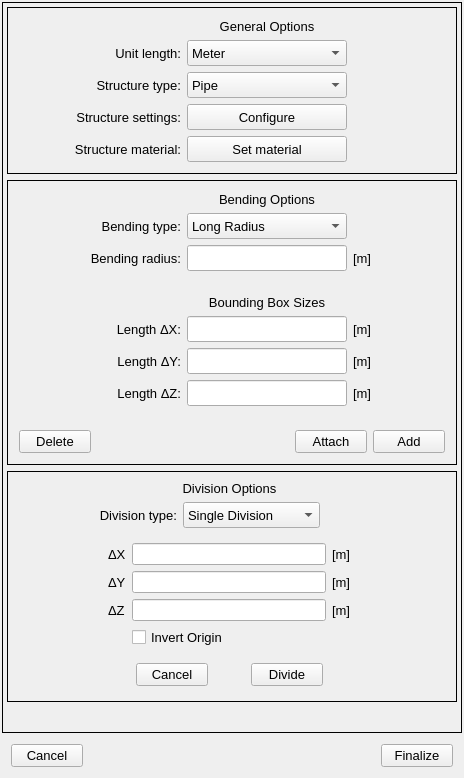
This is pulse/interface/data/ui_files/model/geometry/geometry_designer_widget.ui in open-pulse/OpenPulse as Qt 5 draws it before an edit. The edited form follows.
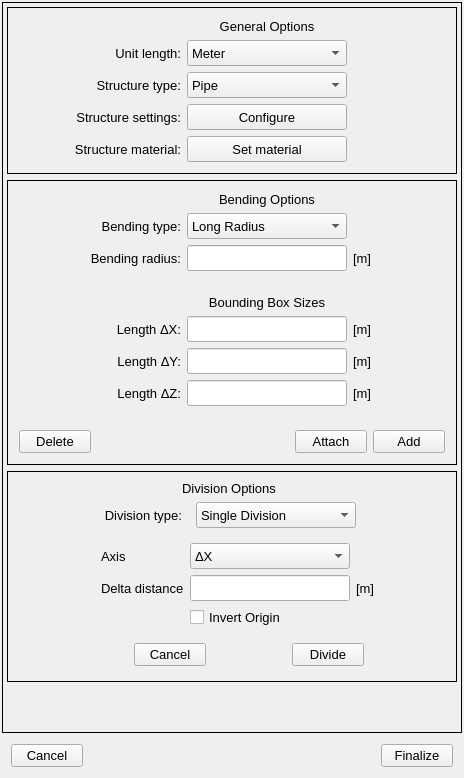
This is the edited form.

Commit message: Minor adjustments in geometry_designer_widget ui file

```diff
--- a/pulse/interface/data/ui_files/model/geometry/geometry_designer_widget.ui
+++ b/pulse/interface/data/ui_files/model/geometry/geometry_designer_widget.ui
@@ -57,8 +57,8 @@
        <rect>
         <x>0</x>
         <y>0</y>
-        <width>441</width>
-        <height>770</height>
+        <width>458</width>
+        <height>728</height>
        </rect>
       </property>
       <layout class="QGridLayout" name="gridLayout_4">
@@ -1114,6 +1114,100 @@
           <enum>QFrame::Plain</enum>
          </property>
          <layout class="QGridLayout" name="gridLayout_7">
+          <item row="4" column="2">
+           <layout class="QHBoxLayout" name="horizontalLayout_11">
+            <item>
+             <spacer name="horizontalSpacer_13">
+              <property name="orientation">
+               <enum>Qt::Horizontal</enum>
+              </property>
+              <property name="sizeHint" stdset="0">
+               <size>
+                <width>40</width>
+                <height>20</height>
+               </size>
+              </property>
+             </spacer>
+            </item>
+            <item>
+             <widget class="QPushButton" name="cancel_division_button">
+              <property name="minimumSize">
+               <size>
+                <width>72</width>
+                <height>0</height>
+               </size>
+              </property>
+              <property name="maximumSize">
+               <size>
+                <width>72</width>
+                <height>16777215</height>
+               </size>
+              </property>
+              <property name="font">
+               <font>
+                <pointsize>10</pointsize>
+               </font>
+              </property>
+              <property name="text">
+               <string>Cancel</string>
+              </property>
+             </widget>
+            </item>
+            <item>
+             <spacer name="horizontalSpacer_17">
+              <property name="orientation">
+               <enum>Qt::Horizontal</enum>
+              </property>
+              <property name="sizeHint" stdset="0">
+               <size>
+                <width>40</width>
+                <height>20</height>
+               </size>
+              </property>
+             </spacer>
+            </item>
+            <item>
+             <widget class="QPushButton" name="apply_division_button">
+              <property name="minimumSize">
+               <size>
+                <width>72</width>
+                <height>0</height>
+               </size>
+              </property>
+              <property name="maximumSize">
+               <size>
+                <width>72</width>
+                <height>16777215</height>
+               </size>
+              </property>
+              <property name="font">
+               <font>
+                <pointsize>10</pointsize>
+               </font>
+              </property>
+              <property name="text">
+               <string>Divide</string>
+              </property>
+             </widget>
+            </item>
+            <item>
+             <spacer name="horizontalSpacer_16">
+              <property name="orientation">
+               <enum>Qt::Horizontal</enum>
+              </property>
+              <property name="sizeType">
+               <enum>QSizePolicy::Fixed</enum>
+              </property>
+              <property name="sizeHint" stdset="0">
+               <size>
+                <width>40</width>
+                <height>20</height>
+               </size>
+              </property>
+             </spacer>
+            </item>
+           </layout>
+          </item>
           <item row="9" column="3">
            <widget class="QFrame" name="frame_5">
             <property name="frameShape">
@@ -1138,137 +1232,18 @@
             </layout>
            </widget>
           </item>
-          <item row="4" column="2">
-           <layout class="QHBoxLayout" name="horizontalLayout_11">
-            <item>
-             <widget class="QPushButton" name="cancel_division_button">
-              <property name="minimumSize">
-               <size>
-                <width>72</width>
-                <height>0</height>
-               </size>
-              </property>
-              <property name="maximumSize">
-               <size>
-                <width>72</width>
-                <height>16777215</height>
-               </size>
-              </property>
-              <property name="font">
-               <font>
-                <pointsize>10</pointsize>
-               </font>
-              </property>
-              <property name="text">
-               <string>Cancel</string>
-              </property>
-             </widget>
-            </item>
-            <item>
-             <widget class="QPushButton" name="apply_division_button">
-              <property name="minimumSize">
-               <size>
-                <width>72</width>
-                <height>0</height>
-               </size>
-              </property>
-              <property name="maximumSize">
-               <size>
-                <width>72</width>
-                <height>16777215</height>
-               </size>
-              </property>
-              <property name="font">
-               <font>
-                <pointsize>10</pointsize>
-               </font>
-              </property>
-              <property name="text">
-               <string>Divide</string>
-              </property>
-             </widget>
-            </item>
-           </layout>
-          </item>
-          <item row="1" column="2">
-           <layout class="QHBoxLayout" name="horizontalLayout_13">
-            <item>
-             <widget class="QLabel" name="label_4">
-              <property name="minimumSize">
-               <size>
-                <width>0</width>
-                <height>26</height>
-               </size>
-              </property>
-              <property name="maximumSize">
-               <size>
-                <width>120</width>
-                <height>26</height>
-               </size>
-              </property>
-              <property name="font">
-               <font>
-                <pointsize>10</pointsize>
-               </font>
-              </property>
-              <property name="text">
-               <string>Division type:</string>
-              </property>
-              <property name="alignment">
-               <set>Qt::AlignRight|Qt::AlignTrailing|Qt::AlignVCenter</set>
-              </property>
-             </widget>
-            </item>
-            <item>
-             <widget class="QComboBox" name="division_combobox">
-              <property name="minimumSize">
-               <size>
-                <width>0</width>
-                <height>26</height>
-               </size>
-              </property>
-              <property name="maximumSize">
-               <size>
-                <width>180</width>
-                <height>26</height>
-               </size>
-              </property>
-              <property name="font">
-               <font>
-                <pointsize>10</pointsize>
-               </font>
-              </property>
-              <item>
-               <property name="text">
-                <string>Single Division</string>
-               </property>
-              </item>
-              <item>
-               <property name="text">
-                <string>Multiple Division</string>
-               </property>
-              </item>
-              <item>
-               <property name="text">
-                <string>Projection Division</string>
-               </property>
-              </item>
-             </widget>
-            </item>
-            <item>
-             <spacer name="horizontalSpacer_11">
-              <property name="orientation">
-               <enum>Qt::Horizontal</enum>
-              </property>
-              <property name="sizeHint" stdset="0">
-               <size>
-                <width>40</width>
-                <height>20</height>
-               </size>
-              </property>
-             </spacer>
-            </item>
-           </layout>
+          <item row="1" column="4">
+           <spacer name="horizontalSpacer_10">
+            <property name="orientation">
+             <enum>Qt::Horizontal</enum>
+            </property>
+            <property name="sizeHint" stdset="0">
+             <size>
+              <width>40</width>
+              <height>20</height>
+             </size>
+            </property>
+           </spacer>
           </item>
           <item row="1" column="0">
            <spacer name="horizontalSpacer_9">
@@ -1300,18 +1275,94 @@
             </property>
            </widget>
           </item>
-          <item row="1" column="4">
-           <spacer name="horizontalSpacer_10">
-            <property name="orientation">
-             <enum>Qt::Horizontal</enum>
-            </property>
-            <property name="sizeHint" stdset="0">
-             <size>
-              <width>40</width>
-              <height>20</height>
-             </size>
-            </property>
-           </spacer>
+          <item row="1" column="2">
+           <layout class="QHBoxLayout" name="horizontalLayout_13">
+            <item>
+             <widget class="QLabel" name="label_4">
+              <property name="minimumSize">
+               <size>
+                <width>0</width>
+                <height>26</height>
+               </size>
+              </property>
+              <property name="maximumSize">
+               <size>
+                <width>120</width>
+                <height>26</height>
+               </size>
+              </property>
+              <property name="font">
+               <font>
+                <pointsize>10</pointsize>
+               </font>
+              </property>
+              <property name="text">
+               <string>Division type:</string>
+              </property>
+              <property name="alignment">
+               <set>Qt::AlignRight|Qt::AlignTrailing|Qt::AlignVCenter</set>
+              </property>
+             </widget>
+            </item>
+            <item>
+             <widget class="QComboBox" name="division_combobox">
+              <property name="sizePolicy">
+               <sizepolicy hsizetype="Fixed" vsizetype="Fixed">
+                <horstretch>0</horstretch>
+                <verstretch>0</verstretch>
+               </sizepolicy>
+              </property>
+              <property name="minimumSize">
+               <size>
+                <width>160</width>
+                <height>26</height>
+               </size>
+              </property>
+              <property name="maximumSize">
+               <size>
+                <width>160</width>
+                <height>26</height>
+               </size>
+              </property>
+              <property name="font">
+               <font>
+                <pointsize>10</pointsize>
+               </font>
+              </property>
+              <item>
+               <property name="text">
+                <string>Single Division</string>
+               </property>
+              </item>
+              <item>
+               <property name="text">
+                <string>Multiple Division</string>
+               </property>
+              </item>
+              <item>
+               <property name="text">
+                <string>Projection Division</string>
+               </property>
+              </item>
+             </widget>
+            </item>
+            <item>
+             <spacer name="horizontalSpacer_12">
+              <property name="orientation">
+               <enum>Qt::Horizontal</enum>
+              </property>
+              <property name="sizeType">
+               <enum>QSizePolicy::Fixed</enum>
+              </property>
+              <property name="sizeHint" stdset="0">
+               <size>
+                <width>40</width>
+                <height>20</height>
+               </size>
+              </property>
+             </spacer>
+            </item>
+           </layout>
           </item>
           <item row="2" column="2">
            <layout class="QGridLayout" name="gridLayout_9">
@@ -1389,19 +1440,72 @@
                 <widget class="QWidget" name="page">
                  <layout class="QGridLayout" name="gridLayout_3">
                   <item row="0" column="2">
-                   <widget class="QLabel" name="unity_division_dx_label">
+                   <widget class="QComboBox" name="deltas_combobox">
+                    <property name="sizePolicy">
+                     <sizepolicy hsizetype="Fixed" vsizetype="Fixed">
+                      <horstretch>0</horstretch>
+                      <verstretch>0</verstretch>
+                     </sizepolicy>
+                    </property>
+                    <property name="minimumSize">
+                     <size>
+                      <width>160</width>
+                      <height>26</height>
+                     </size>
+                    </property>
+                    <property name="maximumSize">
+                     <size>
+                      <width>160</width>
+                      <height>26</height>
+                     </size>
+                    </property>
                     <property name="font">
                      <font>
                       <pointsize>10</pointsize>
                      </font>
                     </property>
-                    <property name="text">
-                     <string>[m]</string>
-                    </property>
+                    <item>
+                     <property name="text">
+                      <string>ΔX</string>
+                     </property>
+                    </item>
+                    <item>
+                     <property name="text">
+                      <string>ΔY</string>
+                     </property>
+                    </item>
+                    <item>
+                     <property name="text">
+                      <string>ΔZ</string>
+                     </property>
+                    </item>
                    </widget>
                   </item>
-                  <item row="0" column="1">
-                   <widget class="QLineEdit" name="division_dx_line_edit">
+                  <item row="1" column="2">
+                   <widget class="QLineEdit" name="deltas_line_edit">
+                    <property name="sizePolicy">
+                     <sizepolicy hsizetype="Fixed" vsizetype="Fixed">
+                      <horstretch>0</horstretch>
+                      <verstretch>0</verstretch>
+                     </sizepolicy>
+                    </property>
+                    <property name="minimumSize">
+                     <size>
+                      <width>160</width>
+                      <height>26</height>
+                     </size>
+                    </property>
+                    <property name="maximumSize">
+                     <size>
+                      <width>160</width>
+                      <height>26</height>
+                     </size>
+                    </property>
+                    <property name="font">
+                     <font>
+                      <pointsize>10</pointsize>
+                     </font>
+                    </property>
                     <property name="text">
                      <string/>
                     </property>
@@ -1410,87 +1514,33 @@
                     </property>
                    </widget>
                   </item>
-                  <item row="1" column="0">
-                   <widget class="QLabel" name="division_dy_label">
-                    <property name="font">
-                     <font>
-                      <pointsize>10</pointsize>
-                     </font>
-                    </property>
-                    <property name="text">
-                     <string>ΔY</string>
-                    </property>
-                   </widget>
-                  </item>
                   <item row="0" column="0">
-                   <widget class="QLabel" name="division_dx_label">
-                    <property name="font">
-                     <font>
-                      <pointsize>10</pointsize>
-                     </font>
+                   <spacer name="horizontalSpacer_5">
+                    <property name="orientation">
+                     <enum>Qt::Horizontal</enum>
                     </property>
-                    <property name="text">
-                     <string>ΔX</string>
+                    <property name="sizeHint" stdset="0">
+                     <size>
+                      <width>40</width>
+                      <height>20</height>
+                     </size>
                     </property>
-                   </widget>
+                   </spacer>
                   </item>
-                  <item row="2" column="0">
-                   <widget class="QLabel" name="division_dz_label">
-                    <property name="font">
-                     <font>
-                      <pointsize>10</pointsize>
-                     </font>
+                  <item row="1" column="0">
+                   <spacer name="horizontalSpacer_6">
+                    <property name="orientation">
+                     <enum>Qt::Horizontal</enum>
                     </property>
-                    <property name="text">
-                     <string>ΔZ</string>
+                    <property name="sizeHint" stdset="0">
+                     <size>
+                      <width>40</width>
+                      <height>20</height>
+                     </size>
                     </property>
-                   </widget>
-                  </item>
-                  <item row="2" column="1">
-                   <widget class="QLineEdit" name="division_dz_line_edit">
-                    <property name="text">
-                     <string/>
-                    </property>
-                    <property name="clearButtonEnabled">
-                     <bool>true</bool>
-                    </property>
-                   </widget>
+                   </spacer>
                   </item>
                   <item row="2" column="2">
-                   <widget class="QLabel" name="unity_division_dz_label">
-                    <property name="font">
-                     <font>
-                      <pointsize>10</pointsize>
-                     </font>
-                    </property>
-                    <property name="text">
-                     <string>[m]</string>
-                    </property>
-                   </widget>
-                  </item>
-                  <item row="1" column="2">
-                   <widget class="QLabel" name="unity_division_dy_label">
-                    <property name="font">
-                     <font>
-                      <pointsize>10</pointsize>
-                     </font>
-                    </property>
-                    <property name="text">
-                     <string>[m]</string>
-                    </property>
-                   </widget>
-                  </item>
-                  <item row="1" column="1">
-                   <widget class="QLineEdit" name="division_dy_line_edit">
-                    <property name="text">
-                     <string/>
-                    </property>
-                    <property name="clearButtonEnabled">
-                     <bool>true</bool>
-                    </property>
-                   </widget>
-                  </item>
-                  <item row="3" column="1">
                    <widget class="QCheckBox" name="invert_origin_checkbox">
                     <property name="font">
                      <font>
@@ -1502,6 +1552,55 @@
                     </property>
                    </widget>
                   </item>
+                  <item row="1" column="3">
+                   <widget class="QLabel" name="unity_division_dx_label">
+                    <property name="font">
+                     <font>
+                      <pointsize>10</pointsize>
+                     </font>
+                    </property>
+                    <property name="text">
+                     <string>[m]</string>
+                    </property>
+                   </widget>
+                  </item>
+                  <item row="0" column="3">
+                   <spacer name="horizontalSpacer_11">
+                    <property name="orientation">
+                     <enum>Qt::Horizontal</enum>
+                    </property>
+                    <property name="sizeHint" stdset="0">
+                     <size>
+                      <width>40</width>
+                      <height>20</height>
+                     </size>
+                    </property>
+                   </spacer>
+                  </item>
+                  <item row="0" column="1">
+                   <widget class="QLabel" name="label">
+                    <property name="font">
+                     <font>
+                      <pointsize>10</pointsize>
+                     </font>
+                    </property>
+                    <property name="text">
+                     <string>Axis</string>
+                    </property>
+                   </widget>
+                  </item>
+                  <item row="1" column="1">
+                   <widget class="QLabel" name="label_2">
+                    <property name="font">
+                     <font>
+                      <pointsize>10</pointsize>
+                     </font>
+                    </property>
+                    <property name="text">
+                     <string>Delta distance</string>
+                    </property>
+                   </widget>
+                  </item>
                  </layout>
                 </widget>
                </widget>
```
Left out of the diff: 792 changed lines with no effect on the pictures. The commit also changes 1 other file.
